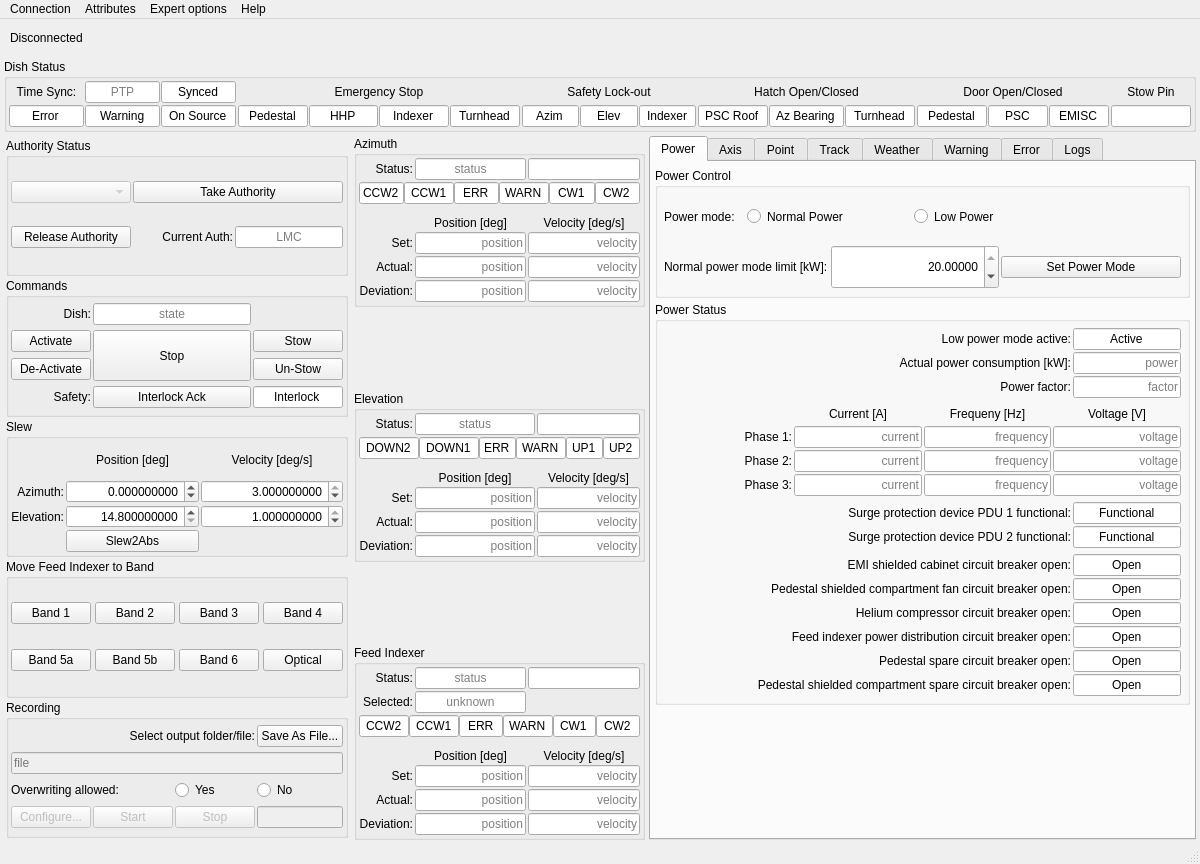
This is src/ska_mid_disq/ui_resources/main_window.ui in ska-telescope/ska-mid-dish-qualification as Qt 5 draws it before an edit. The edited form follows.
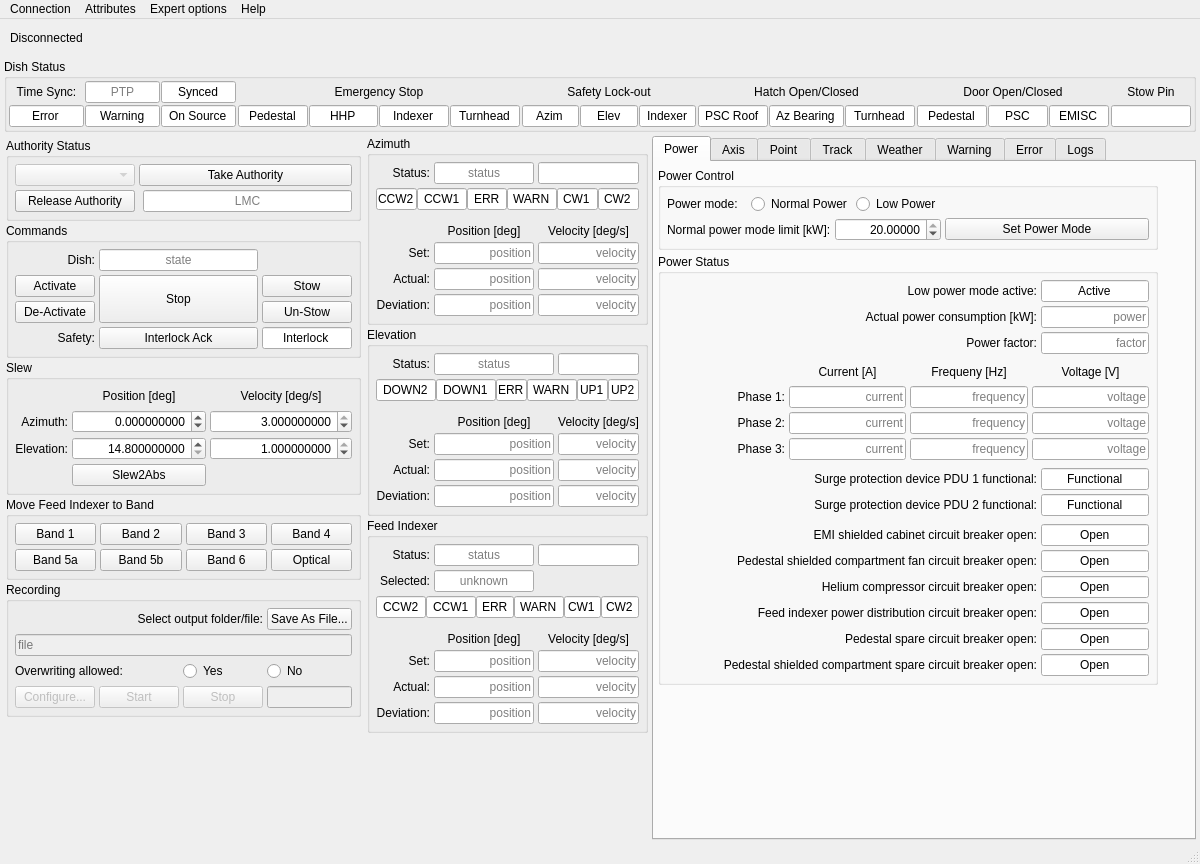
This is the edited form. Custom widgets are drawn as their Qt base class.

Commit message: WOM-593: Tweak layout for Windows and remove max size

Diff of the .ui file:
```diff
--- a/src/ska_mid_disq/ui_resources/main_window.ui
+++ b/src/ska_mid_disq/ui_resources/main_window.ui
@@ -7,7 +7,7 @@
     <x>0</x>
     <y>0</y>
     <width>1200</width>
-    <height>760</height>
+    <height>820</height>
    </rect>
   </property>
   <property name="sizePolicy">
@@ -57,19 +57,19 @@
         </property>
         <layout class="QGridLayout" name="gridLayout_4">
          <property name="leftMargin">
-          <number>2</number>
+          <number>6</number>
          </property>
          <property name="topMargin">
-          <number>2</number>
+          <number>6</number>
          </property>
          <property name="rightMargin">
-          <number>2</number>
+          <number>6</number>
          </property>
          <property name="bottomMargin">
-          <number>2</number>
+          <number>6</number>
          </property>
          <property name="spacing">
-          <number>2</number>
+          <number>4</number>
          </property>
          <item row="4" column="2">
           <widget class="QLineEdit" name="opcua_Azimuth_v_SetMax">
@@ -375,6 +375,9 @@
            <property name="orientation">
             <enum>Qt::Orientation::Vertical</enum>
            </property>
+           <property name="sizeType">
+            <enum>QSizePolicy::Policy::Fixed</enum>
+           </property>
            <property name="sizeHint" stdset="0">
             <size>
              <width>20</width>
@@ -609,19 +612,6 @@
         </layout>
        </widget>
       </item>
-      <item>
-       <spacer name="verticalSpacer_11">
-        <property name="orientation">
-         <enum>Qt::Orientation::Vertical</enum>
-        </property>
-        <property name="sizeHint" stdset="0">
-         <size>
-          <width>20</width>
-          <height>20</height>
-         </size>
-        </property>
-       </spacer>
-      </item>
       <item>
        <widget class="QGroupBox" name="groupBox_elevation">
         <property name="maximumSize">
@@ -635,19 +625,19 @@
         </property>
         <layout class="QGridLayout" name="gridLayout_3">
          <property name="leftMargin">
-          <number>2</number>
+          <number>6</number>
          </property>
          <property name="topMargin">
-          <number>2</number>
+          <number>6</number>
          </property>
          <property name="rightMargin">
-          <number>2</number>
+          <number>6</number>
          </property>
          <property name="bottomMargin">
-          <number>2</number>
+          <number>6</number>
          </property>
          <property name="spacing">
-          <number>2</number>
+          <number>4</number>
          </property>
          <item row="1" column="0" colspan="3">
           <layout class="QHBoxLayout" name="horizontalLayout_10">
@@ -1176,6 +1166,9 @@
            <property name="orientation">
             <enum>Qt::Orientation::Vertical</enum>
            </property>
+           <property name="sizeType">
+            <enum>QSizePolicy::Policy::Fixed</enum>
+           </property>
            <property name="sizeHint" stdset="0">
             <size>
              <width>20</width>
@@ -1187,19 +1180,6 @@
         </layout>
        </widget>
       </item>
-      <item>
-       <spacer name="verticalSpacer_12">
-        <property name="orientation">
-         <enum>Qt::Orientation::Vertical</enum>
-        </property>
-        <property name="sizeHint" stdset="0">
-         <size>
-          <width>20</width>
-          <height>20</height>
-         </size>
-        </property>
-       </spacer>
-      </item>
       <item>
        <widget class="QGroupBox" name="groupBox_indexer">
         <property name="maximumSize">
@@ -1213,19 +1193,19 @@
         </property>
         <layout class="QGridLayout" name="gridLayout_5">
          <property name="leftMargin">
-          <number>2</number>
+          <number>6</number>
          </property>
          <property name="topMargin">
-          <number>2</number>
+          <number>6</number>
          </property>
          <property name="rightMargin">
-          <number>2</number>
+          <number>6</number>
          </property>
          <property name="bottomMargin">
-          <number>2</number>
+          <number>6</number>
          </property>
          <property name="spacing">
-          <number>2</number>
+          <number>4</number>
          </property>
          <item row="0" column="1">
           <widget class="QLineEdit" name="opcua_fi_AxisState">
@@ -1798,6 +1778,9 @@
            <property name="orientation">
             <enum>Qt::Orientation::Vertical</enum>
            </property>
+           <property name="sizeType">
+            <enum>QSizePolicy::Policy::Fixed</enum>
+           </property>
            <property name="sizeHint" stdset="0">
             <size>
              <width>20</width>
@@ -1809,6 +1792,19 @@
         </layout>
        </widget>
       </item>
+      <item>
+       <spacer name="verticalSpacer_23">
+        <property name="orientation">
+         <enum>Qt::Orientation::Vertical</enum>
+        </property>
+        <property name="sizeHint" stdset="0">
+         <size>
+          <width>20</width>
+          <height>20</height>
+         </size>
+        </property>
+       </spacer>
+      </item>
      </layout>
     </item>
     <item row="1" column="0" colspan="3">
@@ -2753,19 +2749,19 @@
         </property>
         <layout class="QGridLayout" name="gridLayout_6">
          <property name="leftMargin">
-          <number>2</number>
+          <number>6</number>
          </property>
          <property name="topMargin">
-          <number>2</number>
+          <number>6</number>
          </property>
          <property name="rightMargin">
-          <number>2</number>
+          <number>6</number>
          </property>
          <property name="bottomMargin">
-          <number>2</number>
+          <number>6</number>
          </property>
          <property name="spacing">
-          <number>2</number>
+          <number>4</number>
          </property>
          <item row="0" column="0">
           <widget class="QComboBox" name="combobox_authority">
@@ -2830,22 +2826,6 @@
            </property>
           </widget>
          </item>
-         <item row="1" column="1">
-          <widget class="QLabel" name="label_29">
-           <property name="minimumSize">
-            <size>
-             <width>100</width>
-             <height>0</height>
-            </size>
-           </property>
-           <property name="text">
-            <string>Current Auth:</string>
-           </property>
-           <property name="alignment">
-            <set>Qt::AlignmentFlag::AlignRight|Qt::AlignmentFlag::AlignTrailing|Qt::AlignmentFlag::AlignVCenter</set>
-           </property>
-          </widget>
-         </item>
          <item row="0" column="1" colspan="2">
           <widget class="QPushButton" name="button_take_auth">
            <property name="enabled">
@@ -2859,6 +2839,31 @@
            </property>
           </widget>
          </item>
+         <item row="1" column="0">
+          <widget class="QPushButton" name="button_release_auth">
+           <property name="enabled">
+            <bool>true</bool>
+           </property>
+           <property name="sizePolicy">
+            <sizepolicy hsizetype="Preferred" vsizetype="Fixed">
+             <horstretch>0</horstretch>
+             <verstretch>0</verstretch>
+            </sizepolicy>
+           </property>
+           <property name="minimumSize">
+            <size>
+             <width>120</width>
+             <height>22</height>
+            </size>
+           </property>
+           <property name="text">
+            <string>Release Authority</string>
+           </property>
+           <property name="opcua_cmd" stdset="0">
+            <string>CommandArbiter.Commands.TakeReleaseAuth</string>
+           </property>
+          </widget>
+         </item>
         </layout>
        </widget>
       </item>
@@ -2875,19 +2880,19 @@
         </property>
         <layout class="QGridLayout" name="gridLayout_2">
          <property name="leftMargin">
-          <number>2</number>
+          <number>6</number>
          </property>
          <property name="topMargin">
-          <number>2</number>
+          <number>6</number>
          </property>
          <property name="rightMargin">
-          <number>2</number>
+          <number>6</number>
          </property>
          <property name="bottomMargin">
-          <number>2</number>
+          <number>6</number>
          </property>
          <property name="spacing">
-          <number>2</number>
+          <number>4</number>
          </property>
          <item row="2" column="0">
           <widget class="QPushButton" name="button_deactivate">
@@ -3107,19 +3112,19 @@
         </property>
         <layout class="QGridLayout" name="gridLayout_7">
          <property name="leftMargin">
-          <number>2</number>
+          <number>6</number>
          </property>
          <property name="topMargin">
-          <number>2</number>
+          <number>6</number>
          </property>
          <property name="rightMargin">
-          <number>2</number>
+          <number>6</number>
          </property>
          <property name="bottomMargin">
-          <number>2</number>
+          <number>6</number>
          </property>
          <property name="spacing">
-          <number>2</number>
+          <number>4</number>
          </property>
          <item row="6" column="1">
           <widget class="QPushButton" name="button_slew2abs">
@@ -3330,16 +3335,16 @@
         </property>
         <layout class="QGridLayout" name="gridLayout_8">
          <property name="leftMargin">
-          <number>2</number>
+          <number>6</number>
          </property>
          <property name="topMargin">
-          <number>2</number>
+          <number>6</number>
          </property>
          <property name="rightMargin">
-          <number>2</number>
+          <number>6</number>
          </property>
          <property name="bottomMargin">
-          <number>2</number>
+          <number>6</number>
          </property>
          <property name="spacing">
           <number>4</number>
@@ -3488,19 +3493,19 @@
         </property>
         <layout class="QGridLayout" name="gridLayout_9">
          <property name="leftMargin">
-          <number>2</number>
+          <number>6</number>
          </property>
          <property name="topMargin">
-          <number>2</number>
+          <number>6</number>
          </property>
          <property name="rightMargin">
-          <number>2</number>
+          <number>6</number>
          </property>
          <property name="bottomMargin">
-          <number>2</number>
+          <number>6</number>
          </property>
          <property name="spacing">
-          <number>2</number>
+          <number>4</number>
          </property>
          <item row="0" column="3">
           <widget class="QPushButton" name="button_select_recording_file">
@@ -3656,6 +3661,19 @@
         </layout>
        </widget>
       </item>
+      <item>
+       <spacer name="verticalSpacer_22">
+        <property name="orientation">
+         <enum>Qt::Orientation::Vertical</enum>
+        </property>
+        <property name="sizeHint" stdset="0">
+         <size>
+          <width>20</width>
+          <height>20</height>
+         </size>
+        </property>
+       </spacer>
+      </item>
      </layout>
     </item>
     <item row="0" column="0" colspan="3">
@@ -3741,22 +3759,10 @@
         </property>
         <item>
          <widget class="QGroupBox" name="groupBox_set_power_mode">
-          <property name="sizePolicy">
-           <sizepolicy hsizetype="Preferred" vsizetype="Expanding">
-            <horstretch>0</horstretch>
-            <verstretch>0</verstretch>
-           </sizepolicy>
-          </property>
-          <property name="minimumSize">
+          <property name="maximumSize">
            <size>
-            <width>0</width>
-            <height>0</height>
-           </size>
-          </property>
-          <property name="baseSize">
-           <size>
-            <width>501</width>
-            <height>111</height>
+            <width>500</width>
+            <height>16777215</height>
            </size>
           </property>
           <property name="title">
@@ -3775,29 +3781,11 @@
            <property name="bottomMargin">
             <number>6</number>
            </property>
-           <property name="horizontalSpacing">
-            <number>2</number>
+           <property name="spacing">
+            <number>4</number>
            </property>
            <item row="0" column="0">
             <widget class="QLabel" name="label_90">
-             <property name="sizePolicy">
-              <sizepolicy hsizetype="Preferred" vsizetype="Expanding">
-               <horstretch>0</horstretch>
-               <verstretch>0</verstretch>
-              </sizepolicy>
-             </property>
-             <property name="minimumSize">
-              <size>
-               <width>0</width>
-               <height>20</height>
-              </size>
-             </property>
-             <property name="baseSize">
-              <size>
-               <width>0</width>
-               <height>0</height>
-              </size>
-             </property>
              <property name="text">
               <string>Power mode:</string>
              </property>
@@ -3805,24 +3793,6 @@
            </item>
            <item row="0" column="3">
             <widget class="QRadioButton" name="button_power_mode_low">
-             <property name="sizePolicy">
-              <sizepolicy hsizetype="Preferred" vsizetype="Expanding">
-               <horstretch>0</horstretch>
-               <verstretch>0</verstretch>
-              </sizepolicy>
-             </property>
-             <property name="minimumSize">
-              <size>
-               <width>0</width>
-               <height>20</height>
-              </size>
-             </property>
-             <property name="baseSize">
-              <size>
-               <width>0</width>
-               <height>0</height>
-              </size>
-             </property>
              <property name="text">
               <string>Low Power</string>
              </property>
@@ -3836,24 +3806,6 @@
            </item>
            <item row="1" column="0" colspan="2">
             <widget class="QLabel" name="label_91">
-             <property name="sizePolicy">
-              <sizepolicy hsizetype="Preferred" vsizetype="Expanding">
-               <horstretch>0</horstretch>
-               <verstretch>0</verstretch>
-              </sizepolicy>
-             </property>
-             <property name="minimumSize">
-              <size>
-               <width>0</width>
-               <height>20</height>
-              </size>
-             </property>
-             <property name="baseSize">
-              <size>
-               <width>0</width>
-               <height>0</height>
-              </size>
-             </property>
              <property name="text">
               <string>Normal power mode limit [kW]:</string>
              </property>
@@ -3861,24 +3813,6 @@
            </item>
            <item row="1" column="2" colspan="2">
             <widget class="LimitedDisplaySpinBox" name="spinbox_power_lim_kw">
-             <property name="sizePolicy">
-              <sizepolicy hsizetype="Preferred" vsizetype="Expanding">
-               <horstretch>0</horstretch>
-               <verstretch>0</verstretch>
-              </sizepolicy>
-             </property>
-             <property name="minimumSize">
-              <size>
-               <width>0</width>
-               <height>20</height>
-              </size>
-             </property>
-             <property name="baseSize">
-              <size>
-               <width>0</width>
-               <height>0</height>
-              </size>
-             </property>
              <property name="toolTip">
               <string>&lt;b&gt;Maximum:&lt;/b&gt; 20.0&lt;br&gt;&lt;b&gt;Minimum:&lt;/b&gt; 10.0</string>
              </property>
@@ -3907,24 +3841,6 @@
            </item>
            <item row="0" column="1" colspan="2">
             <widget class="QRadioButton" name="button_power_mode_normal">
-             <property name="sizePolicy">
-              <sizepolicy hsizetype="Preferred" vsizetype="Expanding">
-               <horstretch>0</horstretch>
-               <verstretch>0</verstretch>
-              </sizepolicy>
-             </property>
-             <property name="minimumSize">
-              <size>
-               <width>0</width>
-               <height>20</height>
-              </size>
-             </property>
-             <property name="baseSize">
-              <size>
-               <width>0</width>
-               <height>0</height>
-              </size>
-             </property>
              <property name="text">
               <string>Normal Power</string>
              </property>
@@ -3942,7 +3858,7 @@
               <enum>Qt::Orientation::Horizontal</enum>
              </property>
              <property name="sizeType">
-              <enum>QSizePolicy::Policy::Fixed</enum>
+              <enum>QSizePolicy::Policy::Expanding</enum>
              </property>
              <property name="sizeHint" stdset="0">
               <size>
@@ -3954,18 +3870,6 @@
            </item>
            <item row="1" column="4">
             <widget class="QPushButton" name="button_set_power_mode">
-             <property name="minimumSize">
-              <size>
-               <width>150</width>
-               <height>20</height>
-              </size>
-             </property>
-             <property name="baseSize">
-              <size>
-               <width>0</width>
-               <height>0</height>
-              </size>
-             </property>
              <property name="text">
               <string>Set Power Mode</string>
              </property>
@@ -3979,22 +3883,10 @@
         </item>
         <item>
          <widget class="QGroupBox" name="groupBox_4">
-          <property name="sizePolicy">
-           <sizepolicy hsizetype="Preferred" vsizetype="Expanding">
-            <horstretch>0</horstretch>
-            <verstretch>0</verstretch>
-           </sizepolicy>
-          </property>
-          <property name="minimumSize">
+          <property name="maximumSize">
            <size>
-            <width>0</width>
-            <height>0</height>
-           </size>
-          </property>
-          <property name="baseSize">
-           <size>
-            <width>10</width>
-            <height>20</height>
+            <width>500</width>
+            <height>16777215</height>
            </size>
           </property>
           <property name="title">
@@ -4014,7 +3906,7 @@
             <number>6</number>
            </property>
            <property name="spacing">
-            <number>2</number>
+            <number>4</number>
            </property>
            <item row="5" column="0">
             <spacer name="verticalSpacer">
@@ -5391,9 +5283,6 @@
           <property name="orientation">
            <enum>Qt::Orientation::Vertical</enum>
           </property>
-          <property name="sizeType">
-           <enum>QSizePolicy::Policy::Expanding</enum>
-          </property>
           <property name="sizeHint" stdset="0">
            <size>
             <width>20</width>
@@ -5426,24 +5315,30 @@
         </property>
         <item>
          <widget class="QGroupBox" name="groupBox_azimuth_ctrl">
+          <property name="maximumSize">
+           <size>
+            <width>500</width>
+            <height>16777215</height>
+           </size>
+          </property>
           <property name="title">
            <string>Azimuth Control</string>
           </property>
           <layout class="QGridLayout" name="gridLayout_15">
            <property name="leftMargin">
-            <number>2</number>
+            <number>6</number>
            </property>
            <property name="topMargin">
-            <number>2</number>
+            <number>6</number>
            </property>
            <property name="rightMargin">
-            <number>2</number>
+            <number>6</number>
            </property>
            <property name="bottomMargin">
-            <number>2</number>
+            <number>6</number>
            </property>
            <property name="spacing">
-            <number>2</number>
+            <number>4</number>
            </property>
            <item row="2" column="0">
             <widget class="QPushButton" name="button_azimuth_deactivate">
@@ -5615,24 +5510,30 @@
         </item>
         <item>
          <widget class="QGroupBox" name="groupBox_elevation_ctrl">
+          <property name="maximumSize">
+           <size>
+            <width>500</width>
+            <height>16777215</height>
+           </size>
+          </property>
           <property name="title">
            <string>Elevation Control</string>
           </property>
           <layout class="QGridLayout" name="gridLayout_14">
            <property name="leftMargin">
-            <number>2</number>
+            <number>6</number>
            </property>
            <property name="topMargin">
-            <number>2</number>
+            <number>6</number>
            </property>
            <property name="rightMargin">
-            <number>2</number>
+            <number>6</number>
            </property>
            <property name="bottomMargin">
-            <number>2</number>
+            <number>6</number>
            </property>
            <property name="spacing">
-            <number>2</number>
+            <number>4</number>
            </property>
            <item row="0" column="0">
             <widget class="QPushButton" name="button_elevation_activate">
@@ -5798,24 +5699,30 @@
         </item>
         <item>
          <widget class="QGroupBox" name="groupBox_indexer_ctrl">
+          <property name="maximumSize">
+           <size>
+            <width>500</width>
+            <height>16777215</height>
+           </size>
+          </property>
           <property name="title">
            <string>Feed Indexer Control</string>
           </property>
           <layout class="QGridLayout" name="gridLayout_16">
            <property name="leftMargin">
-            <number>2</number>
+            <number>6</number>
            </property>
            <property name="topMargin">
-            <number>2</number>
+            <number>6</number>
            </property>
            <property name="rightMargin">
-            <number>2</number>
+            <number>6</number>
            </property>
            <property name="bottomMargin">
-            <number>2</number>
+            <number>6</number>
            </property>
            <property name="spacing">
-            <number>2</number>
+            <number>4</number>
            </property>
            <item row="0" column="0">
             <widget class="QPushButton" name="button_indexer_activate">
@@ -5981,19 +5888,6 @@
         </item>
         <item>
          <layout class="QHBoxLayout" name="horizontalLayout_3">
-          <item>
-           <spacer name="horizontalSpacer_5">
-            <property name="orientation">
-             <enum>Qt::Orientation::Horizontal</enum>
-            </property>
-            <property name="sizeHint" stdset="0">
-             <size>
-              <width>40</width>
-              <height>20</height>
-             </size>
-            </property>
-           </spacer>
-          </item>
           <item>
            <widget class="QLabel" name="label_111">
             <property name="text">
@@ -6044,6 +5938,19 @@
             </item>
            </widget>
           </item>
+          <item>
+           <spacer name="horizontalSpacer_5">
+            <property name="orientation">
+             <enum>Qt::Orientation::Horizontal</enum>
+            </property>
+            <property name="sizeHint" stdset="0">
+             <size>
+              <width>40</width>
+              <height>20</height>
+             </size>
+            </property>
+           </spacer>
+          </item>
          </layout>
         </item>
         <item>
@@ -6094,6 +6001,12 @@
               <verstretch>0</verstretch>
              </sizepolicy>
             </property>
+            <property name="maximumSize">
+             <size>
+              <width>360</width>
+              <height>16777215</height>
+             </size>
+            </property>
             <property name="title">
              <string>Static Pointing Model</string>
             </property>
@@ -7453,6 +7366,12 @@
               <verstretch>0</verstretch>
              </sizepolicy>
             </property>
+            <property name="maximumSize">
+             <size>
+              <width>360</width>
+              <height>16777215</height>
+             </size>
+            </property>
             <property name="title">
              <string>Static Tracking Offset</string>
             </property>
@@ -7690,6 +7609,12 @@
               <verstretch>0</verstretch>
              </sizepolicy>
             </property>
+            <property name="maximumSize">
+             <size>
+              <width>360</width>
+              <height>16777215</height>
+             </size>
+            </property>
             <property name="title">
              <string>Tilt Correction</string>
             </property>
@@ -8235,6 +8160,12 @@
               <verstretch>0</verstretch>
              </sizepolicy>
             </property>
+            <property name="maximumSize">
+             <size>
+              <width>360</width>
+              <height>16777215</height>
+             </size>
+            </property>
             <property name="title">
              <string>Ambient Temperature Correction</string>
             </property>
@@ -8859,6 +8790,13 @@
           </item>
          </layout>
         </item>
+        <item>
+         <spacer name="horizontalSpacer_7">
+          <property name="orientation">
+           <enum>Qt::Orientation::Horizontal</enum>
+          </property>
+         </spacer>
+        </item>
        </layout>
       </widget>
       <widget class="QWidget" name="track">
@@ -8883,11 +8821,11 @@
         </property>
         <item>
          <widget class="QGroupBox" name="groupBox_track_table">
-          <property name="sizePolicy">
-           <sizepolicy hsizetype="Preferred" vsizetype="Preferred">
-            <horstretch>5</horstretch>
-            <verstretch>0</verstretch>
-           </sizepolicy>
+          <property name="maximumSize">
+           <size>
+            <width>500</width>
+            <height>16777215</height>
+           </size>
           </property>
           <property name="title">
            <string>Track Table</string>
@@ -9113,6 +9051,12 @@
         </item>
         <item>
          <widget class="QGroupBox" name="groupBox_track">
+          <property name="maximumSize">
+           <size>
+            <width>500</width>
+            <height>16777215</height>
+           </size>
+          </property>
           <property name="title">
            <string>Tracking Control</string>
           </property>
@@ -9486,6 +9430,12 @@
         </item>
         <item>
          <widget class="QGroupBox" name="groupBox_time_status">
+          <property name="maximumSize">
+           <size>
+            <width>500</width>
+            <height>16777215</height>
+           </size>
+          </property>
           <property name="title">
            <string>Time Source</string>
           </property>
@@ -9892,10 +9842,28 @@
         </property>
         <item>
          <widget class="QGroupBox" name="groupBox_2">
+          <property name="maximumSize">
+           <size>
+            <width>500</width>
+            <height>16777215</height>
+           </size>
+          </property>
           <property name="title">
            <string>Configure Sensors</string>
           </property>
           <layout class="QGridLayout" name="gridLayout_11">
+           <property name="leftMargin">
+            <number>6</number>
+           </property>
+           <property name="topMargin">
+            <number>6</number>
+           </property>
+           <property name="rightMargin">
+            <number>6</number>
+           </property>
+           <property name="bottomMargin">
+            <number>6</number>
+           </property>
            <property name="spacing">
             <number>4</number>
            </property>
@@ -9914,6 +9882,12 @@
              <property name="enabled">
               <bool>false</bool>
              </property>
+             <property name="sizePolicy">
+              <sizepolicy hsizetype="Fixed" vsizetype="Fixed">
+               <horstretch>0</horstretch>
+               <verstretch>0</verstretch>
+              </sizepolicy>
+             </property>
              <property name="text">
               <string>Poll</string>
              </property>
@@ -9933,6 +9907,12 @@
              <property name="enabled">
               <bool>false</bool>
              </property>
+             <property name="sizePolicy">
+              <sizepolicy hsizetype="Fixed" vsizetype="Fixed">
+               <horstretch>0</horstretch>
+               <verstretch>0</verstretch>
+              </sizepolicy>
+             </property>
              <property name="text">
               <string>Exclude</string>
              </property>
@@ -9959,6 +9939,12 @@
              <property name="enabled">
               <bool>false</bool>
              </property>
+             <property name="sizePolicy">
+              <sizepolicy hsizetype="Fixed" vsizetype="Fixed">
+               <horstretch>0</horstretch>
+               <verstretch>0</verstretch>
+              </sizepolicy>
+             </property>
              <property name="text">
               <string>Poll</string>
              </property>
@@ -10004,6 +9990,12 @@
              <property name="enabled">
               <bool>false</bool>
              </property>
+             <property name="sizePolicy">
+              <sizepolicy hsizetype="Fixed" vsizetype="Fixed">
+               <horstretch>0</horstretch>
+               <verstretch>0</verstretch>
+              </sizepolicy>
+             </property>
              <property name="text">
               <string>Poll</string>
              </property>
@@ -10023,6 +10015,12 @@
              <property name="enabled">
               <bool>false</bool>
              </property>
+             <property name="sizePolicy">
+              <sizepolicy hsizetype="Fixed" vsizetype="Fixed">
+               <horstretch>0</horstretch>
+               <verstretch>0</verstretch>
+              </sizepolicy>
+             </property>
              <property name="text">
               <string>Exclude</string>
              </property>
@@ -10049,6 +10047,12 @@
              <property name="enabled">
               <bool>false</bool>
              </property>
+             <property name="sizePolicy">
+              <sizepolicy hsizetype="Fixed" vsizetype="Fixed">
+               <horstretch>0</horstretch>
+               <verstretch>0</verstretch>
+              </sizepolicy>
+             </property>
              <property name="text">
               <string>Poll</string>
              </property>
@@ -10094,6 +10098,12 @@
              <property name="enabled">
               <bool>false</bool>
              </property>
+             <property name="sizePolicy">
+              <sizepolicy hsizetype="Fixed" vsizetype="Fixed">
+               <horstretch>0</horstretch>
+               <verstretch>0</verstretch>
+              </sizepolicy>
+             </property>
              <property name="text">
               <string>Poll</string>
              </property>
@@ -10113,6 +10123,12 @@
              <property name="enabled">
               <bool>false</bool>
              </property>
+             <property name="sizePolicy">
+              <sizepolicy hsizetype="Fixed" vsizetype="Fixed">
+               <horstretch>0</horstretch>
+               <verstretch>0</verstretch>
+              </sizepolicy>
+             </property>
              <property name="text">
               <string>Exclude</string>
              </property>
@@ -10139,6 +10155,12 @@
              <property name="enabled">
               <bool>false</bool>
              </property>
+             <property name="sizePolicy">
+              <sizepolicy hsizetype="Fixed" vsizetype="Fixed">
+               <horstretch>0</horstretch>
+               <verstretch>0</verstretch>
+              </sizepolicy>
+             </property>
              <property name="text">
               <string>Poll</string>
              </property>
@@ -10200,10 +10222,28 @@
         </item>
         <item>
          <widget class="QGroupBox" name="groupBox_3">
+          <property name="maximumSize">
+           <size>
+            <width>500</width>
+            <height>16777215</height>
+           </size>
+          </property>
           <property name="title">
            <string>Sensor Values</string>
           </property>
           <layout class="QGridLayout" name="gridLayout_25">
+           <property name="leftMargin">
+            <number>6</number>
+           </property>
+           <property name="topMargin">
+            <number>6</number>
+           </property>
+           <property name="rightMargin">
+            <number>6</number>
+           </property>
+           <property name="bottomMargin">
+            <number>6</number>
+           </property>
            <property name="spacing">
             <number>4</number>
            </property>
@@ -10571,7 +10611,7 @@
      <x>0</x>
      <y>0</y>
      <width>1200</width>
-     <height>19</height>
+     <height>20</height>
     </rect>
    </property>
    <property name="nativeMenuBar">
```
Left out of the diff: 6 changed lines with no effect on the pictures. The commit also changes 1 other file.
